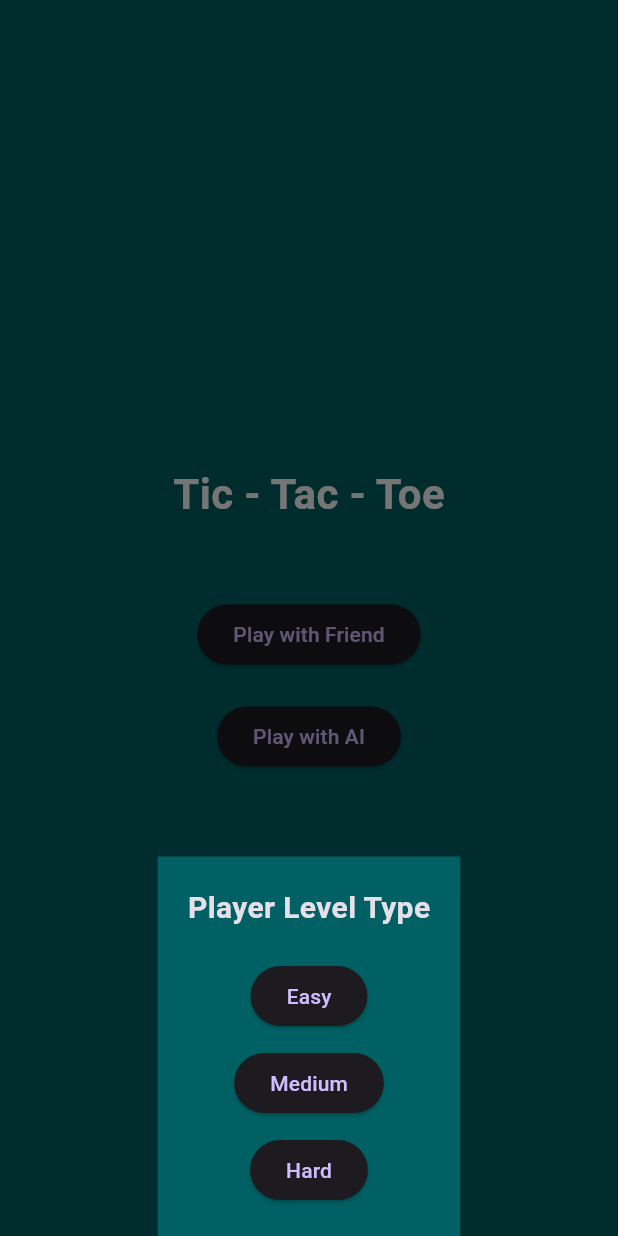
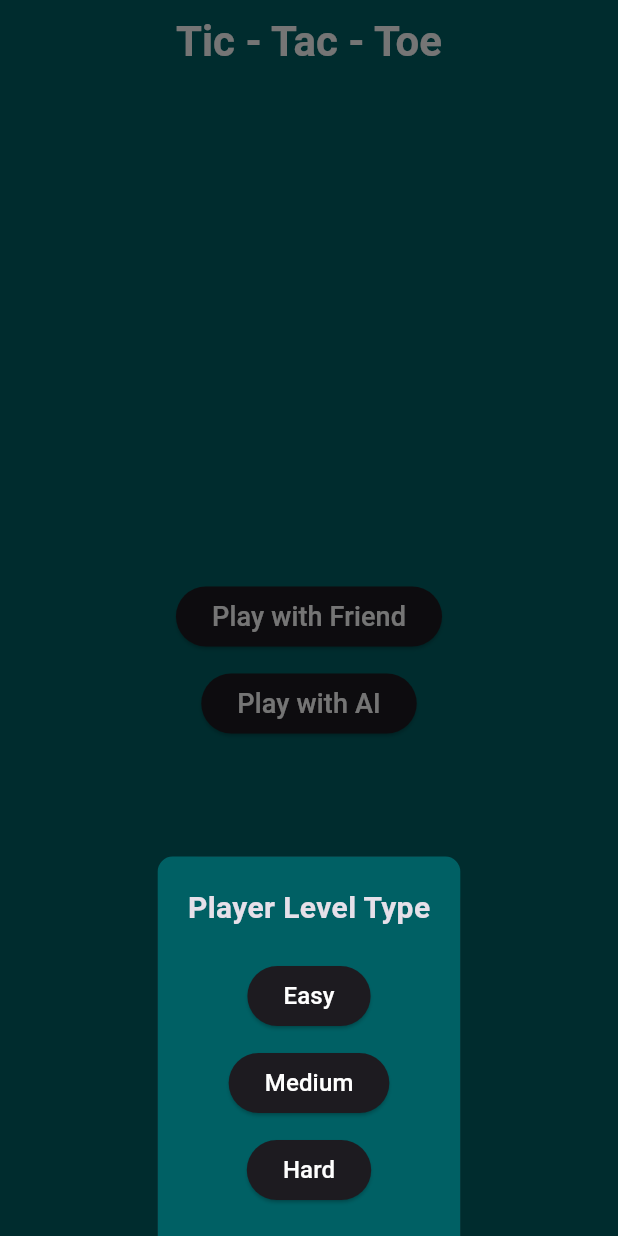
Before and after one commit to abrarhassan7809/tic_tac_toe, a Flutter app: the screen it shows after launch, after a tap on "Play with Friend", on a phone screen of 412 x 824 dp. Run offline on Flutter 3.47's test engine with Material 3 defaults, Android fonts, the phone set to English and light mode, and no system bars.

```diff
--- a/lib/screens/game_mode_selection.dart
+++ b/lib/screens/game_mode_selection.dart
@@ -7,25 +7,29 @@ class GameModeSelectionScreen extends StatelessWidget {
   @override
   Widget build(BuildContext context) {
     return Scaffold(
+      appBar: AppBar(
+        backgroundColor: Colors.cyan.shade900,
+        centerTitle: true,
+        title: Text("Tic - Tac - Toe", style: TextStyle(color: Colors.white, fontSize: 28, fontWeight: FontWeight.bold),),
+      ),
+
       backgroundColor: Colors.cyan.shade900,
       body: Center(
         child: Column(
           mainAxisAlignment: MainAxisAlignment.center,
           children: [
-            Text("Tic - Tac - Toe", style: TextStyle(color: Colors.white, fontSize: 28, fontWeight: FontWeight.bold),),
-            const SizedBox(height: 50),
             ElevatedButton(
               onPressed: () {
                 _selectDifficulty(context);
               },
-              child: const Text("Play with Friend"),
+              child: const Text("Play with Friend", style: TextStyle(color: Colors.white, fontSize: 18),),
             ),
-            const SizedBox(height: 20),
+            SizedBox(height: 10),
             ElevatedButton(
               onPressed: () {
                 _selectDifficulty(context);
               },
-              child: const Text("Play with AI"),
+              child: const Text("Play with AI", style: TextStyle(color: Colors.white, fontSize: 18),),
             ),
           ],
         ),
@@ -40,7 +44,8 @@ class GameModeSelectionScreen extends StatelessWidget {
         return Container(
           padding: const EdgeInsets.all(20),
           decoration: BoxDecoration(
-            color: Colors.cyan.shade900
+            color: Colors.cyan.shade900,
+            borderRadius: BorderRadius.only(topRight: Radius.circular(10), topLeft: Radius.circular(10))
             // gradient: LinearGradient(
             //   colors: [Colors.cyan.shade700, Colors.black],
             //   begin: Alignment.topLeft,
@@ -81,7 +86,7 @@ class GameModeSelectionScreen extends StatelessWidget {
           ),
         );
       },
-      child: Text(level),
+      child: Text(level, style: TextStyle(color: Colors.white, fontSize: 16),),
     );
   }
 }
```
Also changed, not shown: lib/screens/game_screen.dart (+33 -9 lines).
